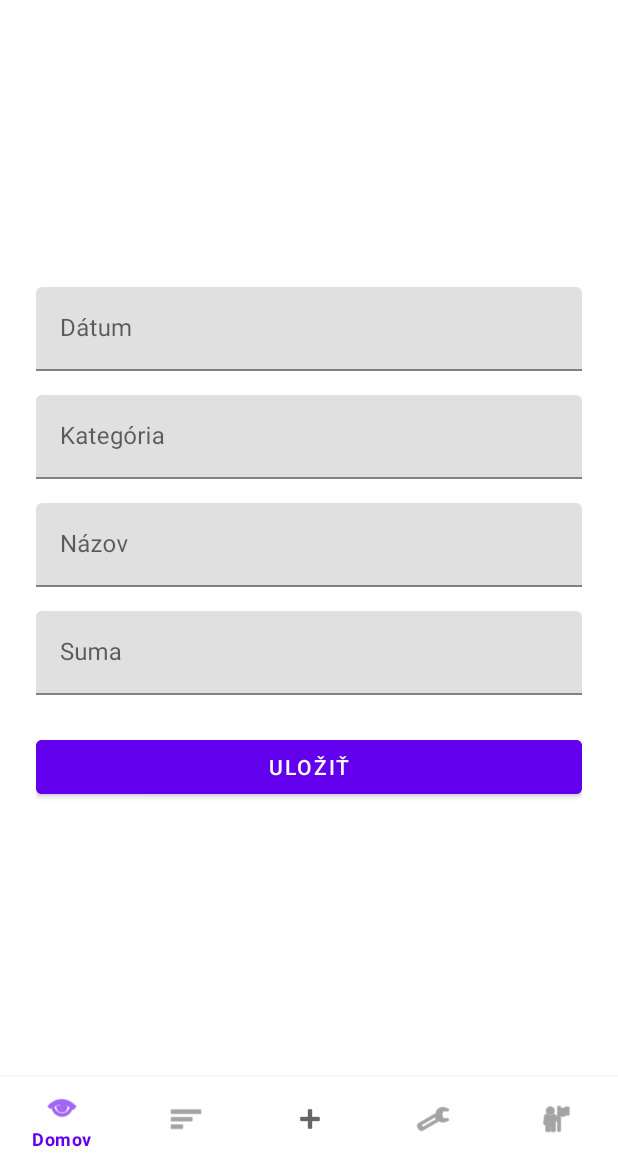
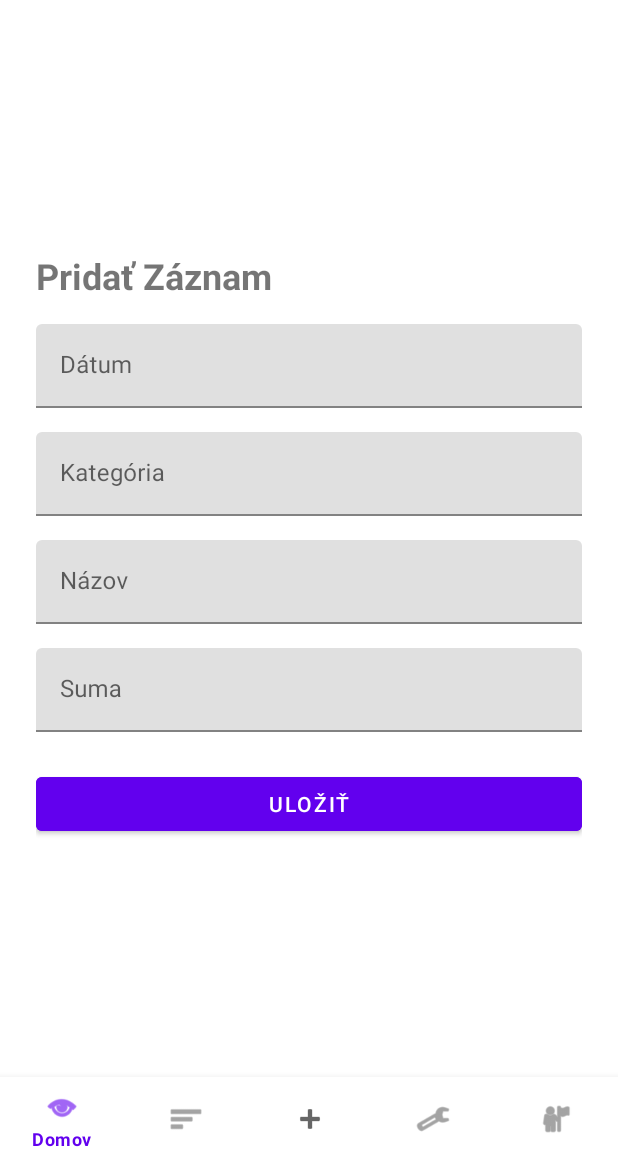
Before and after one commit to Exclypsy/moneytrack, an Android app: the fragment AddFragment placed in its activity, on a phone screen of 412 x 824 dp, the part 75-1236 px from its top. Run offline under Robolectric (Android 15) with nearby library versions, the phone set to English and light mode, and no system bars; our stand-ins replace Firebase (no records; nobody signed in at launch, a user with empty details on screens opened directly).

Commit message:
Update designu

```diff
--- a/app/src/main/res/layout/fragment_add.xml
+++ b/app/src/main/res/layout/fragment_add.xml
@@ -12,6 +12,14 @@
         android:background="?attr/background"
         android:gravity="center_horizontal"
         android:layout_gravity="center">
+
+        <TextView
+            android:layout_width="match_parent"
+            android:layout_height="wrap_content"
+            android:text="Pridať Záznam"
+            android:textSize="24sp"
+            android:textStyle="bold"
+            android:paddingBottom="16dp" />
 
         <com.google.android.material.textfield.TextInputLayout
             android:layout_width="match_parent"
--- a/app/src/main/res/layout/fragment_chart.xml
+++ b/app/src/main/res/layout/fragment_chart.xml
@@ -2,6 +2,7 @@
 <FrameLayout xmlns:android="http://schemas.android.com/apk/res/android"
     android:layout_width="match_parent"
     android:layout_height="match_parent">
+
 
     <WebView
         android:id="@+id/any_chart_view"
```
Also changed, not shown: app/src/main/res/layout/fragment_home.xml (+13 -1 lines), app/src/main/res/layout/fragment_profile.xml (+8 -0 lines).
